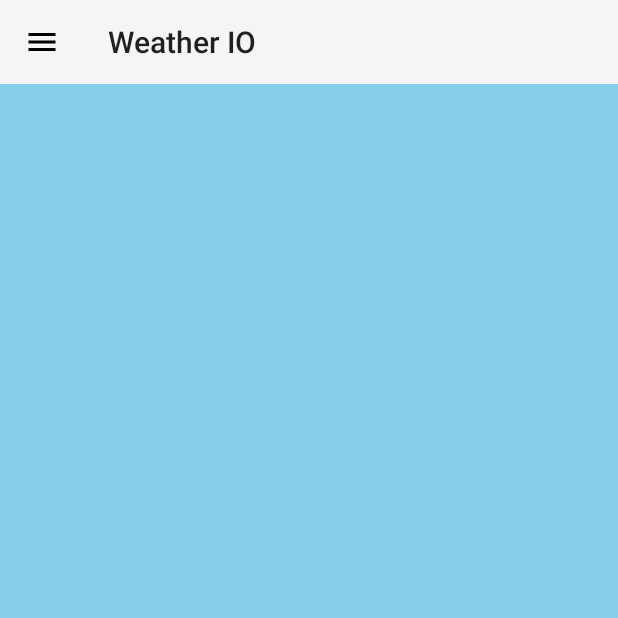
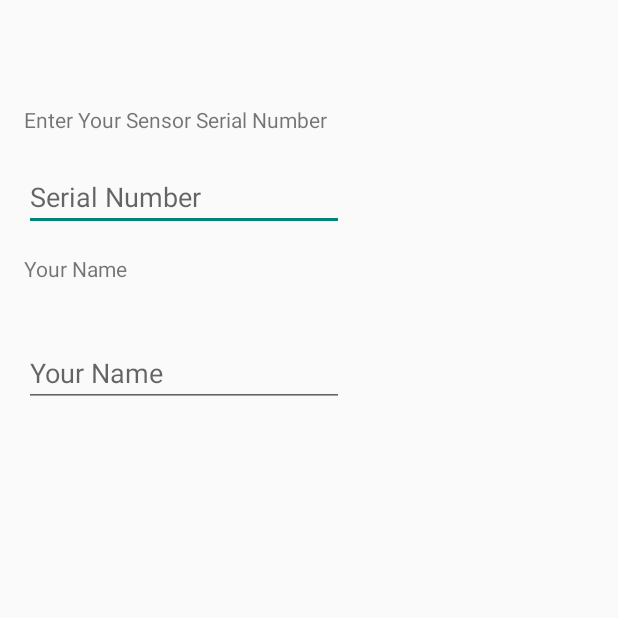
Before and after one commit to cblakley/WeatherIO, an Android app: the screen it shows after launch (MainActivity before the commit, AddSensor after it), in the side drawer, after a tap on "Add Sensor", on a phone screen of 412 x 824 dp, the top half of it. Run offline under Robolectric (Android 15) with nearby library versions, the phone set to English and light mode, and no system bars.

Commit message:
added cases for menu

```diff
--- a/app/src/main/AndroidManifest.xml
+++ b/app/src/main/AndroidManifest.xml
@@ -5,12 +5,12 @@
 
     <application
         android:allowBackup="true"
+        android:background="@color/lightBlue"
         android:icon="@mipmap/ic_launcher"
         android:label="@string/app_name"
         android:roundIcon="@mipmap/ic_launcher_round"
         android:supportsRtl="true"
         android:theme="@style/Theme.AppCompat.Light.NoActionBar"
-        android:background="@color/lightBlue"
         tools:ignore="GoogleAppIndexingWarning">
         <activity android:name=".MainActivity">
             <intent-filter>
@@ -19,12 +19,13 @@
                 <category android:name="android.intent.category.LAUNCHER" />
             </intent-filter>
         </activity>
-        <activity android:name=".SensorActivity"
-            android:parentActivityName=".MainActivity"
-            />
-        <activity android:name=".CityActivity"
-            android:parentActivityName=".MainActivity"
-        />
+        <activity
+            android:name=".SensorActivity"
+            android:parentActivityName=".MainActivity" />
+        <activity
+            android:name=".CityActivity"
+            android:parentActivityName=".MainActivity" />
+        <activity android:name=".AddSensor"></activity>
     </application>
 
 </manifest>
--- /dev/null
+++ b/app/src/main/java/colin/weatherio/AddSensor.java
@@ -0,0 +1,24 @@
+package colin.weatherio;
+
+import android.support.v7.app.AppCompatActivity;
+import android.os.Bundle;
+import android.widget.EditText;
+import android.widget.TextView;
+
+public class AddSensor extends AppCompatActivity {
+    TextView Sensor_Serial_Number;
+    TextView Name;
+    EditText Your_Name;
+    EditText Serial_Num;
+    @Override
+    protected void onCreate(Bundle savedInstanceState) {
+        super.onCreate(savedInstanceState);
+        setContentView(R.layout.activity_add_sensor);
+        Your_Name = (EditText)findViewById(R.id.Your_Name);
+        Serial_Num = (EditText)findViewById(R.id.Serial_Num);
+        String SerialNumDB = Serial_Num.getText().toString();
+        String NameDB =Your_Name.getText().toString();
+
+
+    }
+}
--- a/app/src/main/java/colin/weatherio/MainActivity.java
+++ b/app/src/main/java/colin/weatherio/MainActivity.java
@@ -54,7 +54,10 @@ public class MainActivity extends AppCompatActivity {
                                 Intent intent2 = new Intent(MainActivity.this,SensorActivity.class);
                                 startActivity(intent2);
                                 break;
-
+                            case R.id.nav_add_sensor:
+                                Intent intent3 = new Intent(MainActivity.this,AddSensor.class);
+                                startActivity(intent3);
+                                break;
                         }
 
 
--- /dev/null
+++ b/app/src/main/res/layout/activity_add_sensor.xml
@@ -0,0 +1,52 @@
+<?xml version="1.0" encoding="utf-8"?>
+<android.support.constraint.ConstraintLayout xmlns:android="http://schemas.android.com/apk/res/android"
+xmlns:app="http://schemas.android.com/apk/res-auto"
+xmlns:tools="http://schemas.android.com/tools"
+android:layout_width="match_parent"
+android:layout_height="match_parent"
+tools:context=".AddSensor">
+
+<TextView
+    android:id="@+id/Sensor_Serial_Number"
+    android:layout_width="wrap_content"
+    android:layout_height="wrap_content"
+    android:layout_marginStart="16dp"
+    android:layout_marginTop="70dp"
+    android:text="@string/Sensor_Serial_Number"
+    app:layout_constraintStart_toStartOf="parent"
+    app:layout_constraintTop_toTopOf="parent" />
+
+<TextView
+    android:id="@+id/Name"
+    android:layout_width="wrap_content"
+    android:layout_height="wrap_content"
+    android:layout_marginStart="16dp"
+    android:layout_marginTop="169dp"
+    android:text="@string/Name"
+    app:layout_constraintStart_toStartOf="parent"
+    app:layout_constraintTop_toTopOf="parent" />
+
+<EditText
+    android:id="@+id/Serial_Num"
+    android:layout_width="wrap_content"
+    android:layout_height="wrap_content"
+    android:layout_marginStart="16dp"
+    android:layout_marginBottom="15dp"
+    android:ems="10"
+    android:inputType="number"
+    android:hint="@string/Serial_Num"
+    app:layout_constraintBottom_toTopOf="@+id/Name"
+    app:layout_constraintStart_toStartOf="parent" />
+
+<EditText
+    android:id="@+id/Your_Name"
+    android:layout_width="wrap_content"
+    android:layout_height="wrap_content"
+    android:layout_marginStart="16dp"
+    android:layout_marginTop="37dp"
+    android:ems="10"
+    android:inputType="textPersonName"
+    android:hint="@string/Name"
+    app:layout_constraintStart_toStartOf="parent"
+    app:layout_constraintTop_toBottomOf="@+id/Name" />
+</android.support.constraint.ConstraintLayout>
--- a/app/src/main/res/values/strings.xml
+++ b/app/src/main/res/values/strings.xml
@@ -12,6 +12,9 @@
     <string name="add_city">Add City</string>
     <string name="add_sensor">Add Sensor</string>
     <string name="header_title">Weather I/O</string>
+    <string name="Name">Your Name</string>
+    <string name="Sensor_Serial_Number">Enter Your Sensor Serial Number</string>
+    <string name="Serial_Num">Serial Number</string>
 
     <!-- TODO: Remove or change this placeholder text -->
     <string name="hello_blank_fragment">Hello blank fragment</string>
```
